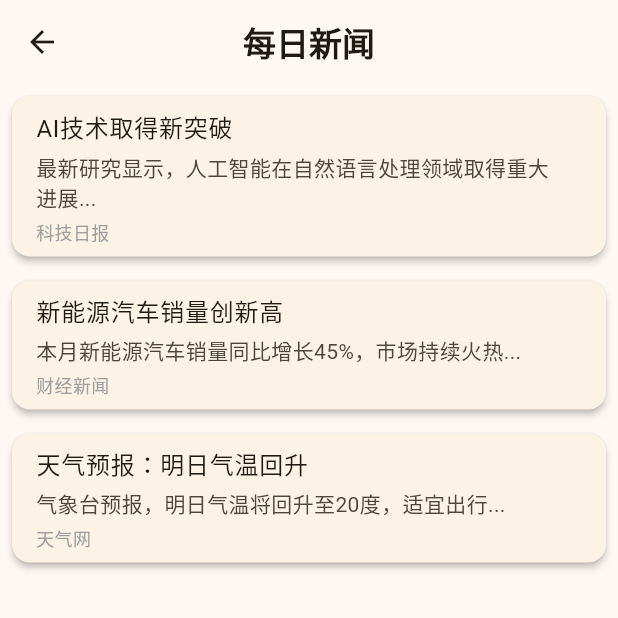
After one commit to s906903912/jinbeibei-robot, a Flutter app: the NewsScreen screen opened by its route, on a phone screen of 412 x 824 dp, the top half of it. The commit adds this screen. Run offline on Flutter 3.47's test engine with Material 3 defaults, Android fonts, the phone set to English and light mode, and no system bars; our stand-ins replace hive, speech_to_text; accounts and stored records are empty; network calls fail; Roboto replaces fonts that are missing (MiSans).

Commit message:
feat: 添加每日新闻和留言板功能

```diff
--- a/app/lib/config/routes.dart
+++ b/app/lib/config/routes.dart
@@ -8,6 +8,8 @@ import '../screens/weather/weather_screen.dart';
 import '../screens/todo/todo_screen.dart';
 import '../screens/pomodoro/pomodoro_screen.dart';
 import '../screens/timer/timer_screen.dart';
+import '../screens/news/news_screen.dart';
+import '../screens/message_board/message_board_screen.dart';
 
 /// 路由配置
 class Routes {
@@ -21,6 +23,8 @@ class Routes {
   static const String todo = '/todo';
   static const String pomodoro = '/pomodoro';
   static const String timer = '/timer';
+  static const String news = '/news';
+  static const String messageBoard = '/message-board';
 
   /// 生成路由
   static Route<dynamic> generateRoute(RouteSettings settings) {
@@ -62,6 +66,12 @@ class Routes {
       case Routes.timer:
         return MaterialPageRoute(builder: (_) => const TimerScreen());
 
+      case Routes.news:
+        return MaterialPageRoute(builder: (_) => const NewsScreen());
+
+      case Routes.messageBoard:
+        return MaterialPageRoute(builder: (_) => const MessageBoardScreen());
+
       default:
         return MaterialPageRoute(
           builder: (_) => Scaffold(
--- /dev/null
+++ b/app/lib/screens/news/news_screen.dart
@@ -0,0 +1,68 @@
+import 'package:flutter/material.dart';
+import '../../services/news_service.dart';
+
+class NewsScreen extends StatefulWidget {
+  const NewsScreen({super.key});
+
+  @override
+  State<NewsScreen> createState() => _NewsScreenState();
+}
+
+class _NewsScreenState extends State<NewsScreen> {
+  final _newsService = NewsService();
+  List<Map<String, dynamic>> _news = [];
+  bool _loading = false;
+
+  @override
+  void initState() {
+    super.initState();
+    _loadNews();
+  }
+
+  Future<void> _loadNews() async {
+    setState(() => _loading = true);
+    try {
+      final news = await _newsService.getNews();
+      setState(() => _news = news);
+    } finally {
+      setState(() => _loading = false);
+    }
+  }
+
+  @override
+  Widget build(BuildContext context) {
+    return Scaffold(
+      appBar: AppBar(title: const Text('每日新闻')),
+      body: _loading
+          ? const Center(child: CircularProgressIndicator())
+          : RefreshIndicator(
+              onRefresh: _loadNews,
+              child: ListView.builder(
+                itemCount: _news.length,
+                itemBuilder: (context, index) {
+                  final item = _news[index];
+                  return Card(
+                    margin: const EdgeInsets.all(8),
+                    child: ListTile(
+                      title: Text(item['title']),
+                      subtitle: Column(
+                        crossAxisAlignment: CrossAxisAlignment.start,
+                        children: [
+                          const SizedBox(height: 4),
+                          Text(item['description']),
+                          const SizedBox(height: 4),
+                          Text(
+                            '${item['source']}',
+                            style: const TextStyle(fontSize: 12, color: Colors.grey),
+                          ),
+                        ],
+                      ),
+                      isThreeLine: true,
+                    ),
+                  );
+                },
+              ),
+            ),
+    );
+  }
+}
--- /dev/null
+++ b/app/lib/services/news_service.dart
@@ -0,0 +1,55 @@
+import 'dart:convert';
+import 'package:http/http.dart' as http;
+import 'package:flutter/foundation.dart';
+
+/// 新闻服务
+class NewsService {
+  // 使用免费新闻 API
+  static const String _apiUrl = 'https://api.thenewsapi.com/v1/news/top';
+
+  /// 获取新闻列表
+  Future<List<Map<String, dynamic>>> getNews({String category = 'general'}) async {
+    try {
+      // 这里使用模拟数据，实际使用时需要 API Key
+      return _getMockNews();
+    } catch (e) {
+      debugPrint('[News] 获取新闻失败：$e');
+      return _getMockNews();
+    }
+  }
+
+  /// 模拟新闻数据
+  List<Map<String, dynamic>> _getMockNews() {
+    return [
+      {
+        'title': 'AI技术取得新突破',
+        'description': '最新研究显示，人工智能在自然语言处理领域取得重大进展...',
+        'source': '科技日报',
+        'publishedAt': DateTime.now().subtract(const Duration(hours: 2)).toIso8601String(),
+      },
+      {
+        'title': '新能源汽车销量创新高',
+        'description': '本月新能源汽车销量同比增长45%，市场持续火热...',
+        'source': '财经新闻',
+        'publishedAt': DateTime.now().subtract(const Duration(hours: 5)).toIso8601String(),
+      },
+      {
+        'title': '天气预报：明日气温回升',
+        'description': '气象台预报，明日气温将回升至20度，适宜出行...',
+        'source': '天气网',
+        'publishedAt': DateTime.now().subtract(const Duration(hours: 8)).toIso8601String(),
+      },
+    ];
+  }
+
+  /// 生成新闻播报文本
+  String generateNewsReport(List<Map<String, dynamic>> news) {
+    if (news.isEmpty) return '暂无新闻';
+
+    final buffer = StringBuffer('以下是今日新闻：');
+    for (var i = 0; i < news.length && i < 3; i++) {
+      buffer.write('${i + 1}. ${news[i]['title']}。');
+    }
+    return buffer.toString();
+  }
+}
```
Also changed, not shown: app/lib/screens/message_board/message_board_screen.dart (added, +95 -0 lines), app/lib/services/message_board_service.dart (added, +31 -0 lines).
